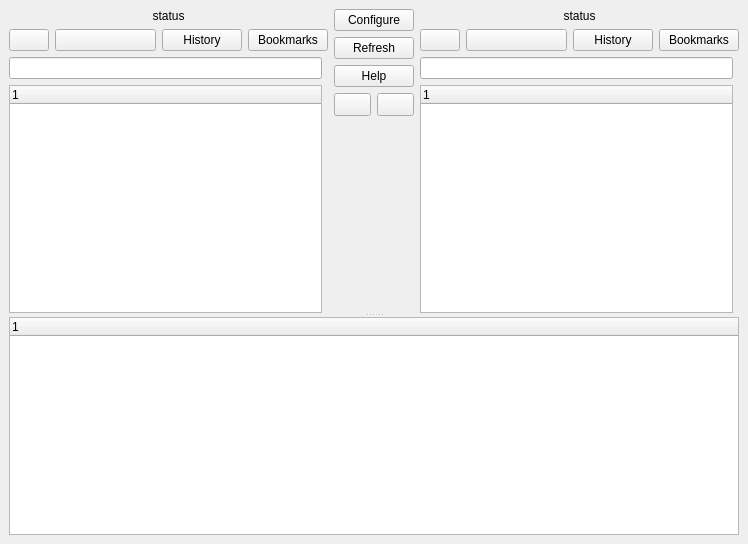
Qt form src/mainwin.ui (suncore/dflynav) before a commit.
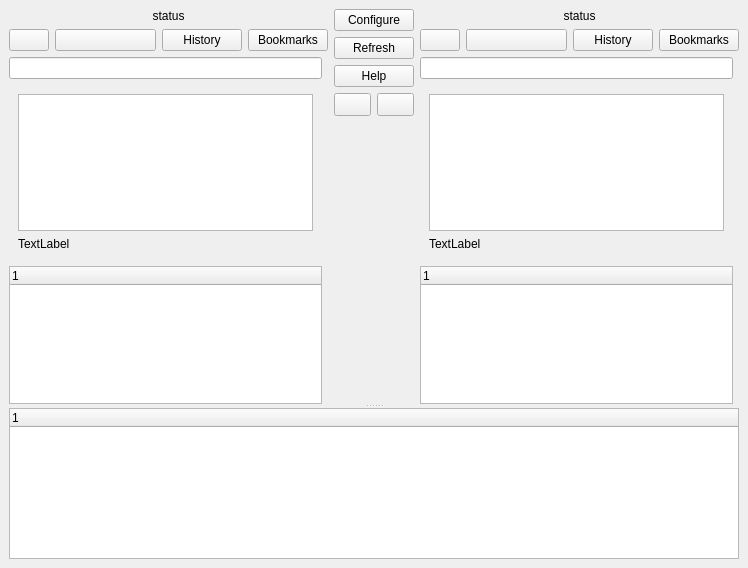
The same form after that commit.

Diff of the .ui file:
```diff
--- a/src/mainwin.ui
+++ b/src/mainwin.ui
@@ -7,7 +7,7 @@
     <x>0</x>
     <y>0</y>
     <width>748</width>
-    <height>544</height>
+    <height>568</height>
    </rect>
   </property>
   <property name="windowTitle">
@@ -84,21 +84,37 @@
             </property>
            </widget>
           </item>
-          <item row="6" column="0">
-           <widget class="QTreeWidget" name="left_tree">
-            <property name="rootIsDecorated">
-             <bool>false</bool>
-            </property>
-            <column>
-             <property name="text">
-              <string notr="true">1</string>
-             </property>
-            </column>
-           </widget>
-          </item>
           <item row="5" column="0">
            <widget class="QLineEdit" name="left_path"/>
           </item>
+          <item row="7" column="0">
+           <widget class="QWidget" name="left_preview_container" native="true">
+            <layout class="QGridLayout" name="gridLayout_2">
+             <item row="0" column="0">
+              <widget class="QGraphicsView" name="left_preview_gv"/>
+             </item>
+             <item row="1" column="0">
+              <widget class="QLabel" name="left_preview_text">
+               <property name="text">
+                <string>TextLabel</string>
+               </property>
+              </widget>
+             </item>
+            </layout>
+           </widget>
+          </item>
+          <item row="9" column="0">
+           <widget class="QTreeWidget" name="left_tree">
+            <property name="rootIsDecorated">
+             <bool>false</bool>
+            </property>
+            <column>
+             <property name="text">
+              <string notr="true">1</string>
+             </property>
+            </column>
+           </widget>
+          </item>
          </layout>
         </item>
         <item>
@@ -251,7 +267,7 @@
             </item>
            </layout>
           </item>
-          <item row="6" column="0">
+          <item row="7" column="0">
            <widget class="QTreeWidget" name="right_tree">
             <property name="rootIsDecorated">
              <bool>false</bool>
@@ -266,6 +282,22 @@
           <item row="5" column="0">
            <widget class="QLineEdit" name="right_path"/>
           </item>
+          <item row="6" column="0">
+           <widget class="QWidget" name="right_preview_container" native="true">
+            <layout class="QGridLayout" name="gridLayout_3">
+             <item row="0" column="0">
+              <widget class="QGraphicsView" name="right_preview_gv"/>
+             </item>
+             <item row="1" column="0">
+              <widget class="QLabel" name="right_preview_text">
+               <property name="text">
+                <string>TextLabel</string>
+               </property>
+              </widget>
+             </item>
+            </layout>
+           </widget>
+          </item>
          </layout>
         </item>
        </layout>
```
